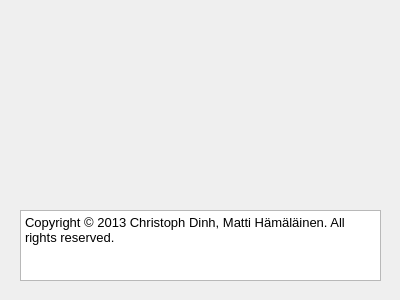
Qt form applications/mne_x/plugins/rtsss/FormFiles/rtsssabout.ui (mne-tools/mne-cpp) before a commit.
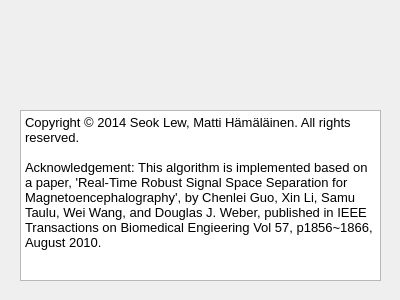
The same form after that commit.

What changed in the file:
```diff
--- a/applications/mne_x/plugins/rtsss/FormFiles/rtsssabout.ui
+++ b/applications/mne_x/plugins/rtsss/FormFiles/rtsssabout.ui
@@ -38,9 +38,9 @@
    <property name="geometry">
     <rect>
      <x>20</x>
-     <y>210</y>
+     <y>110</y>
      <width>361</width>
-     <height>71</height>
+     <height>171</height>
     </rect>
    </property>
    <property name="html">
@@ -51,7 +51,9 @@
 &lt;table border=&quot;0&quot; style=&quot;-qt-table-type: root; margin-top:4px; margin-bottom:4px; margin-left:4px; margin-right:4px;&quot;&gt;
 &lt;tr&gt;
 &lt;td style=&quot;border: none;&quot;&gt;
-&lt;p style=&quot; margin-top:0px; margin-bottom:0px; margin-left:0px; margin-right:0px; -qt-block-indent:0; text-indent:0px;&quot;&gt;Copyright © 2013 Christoph Dinh, Matti Hämäläinen. All rights reserved.&lt;/p&gt;&lt;/td&gt;&lt;/tr&gt;&lt;/table&gt;&lt;/body&gt;&lt;/html&gt;</string>
+&lt;p style=&quot; margin-top:0px; margin-bottom:0px; margin-left:0px; margin-right:0px; -qt-block-indent:0; text-indent:0px;&quot;&gt;Copyright © 2014 Seok Lew, Matti Hämäläinen. All rights reserved.&lt;/p&gt;
+&lt;p style=&quot;-qt-paragraph-type:empty; margin-top:0px; margin-bottom:0px; margin-left:0px; margin-right:0px; -qt-block-indent:0; text-indent:0px;&quot;&gt;&lt;br /&gt;&lt;/p&gt;
+&lt;p style=&quot; margin-top:0px; margin-bottom:0px; margin-left:0px; margin-right:0px; -qt-block-indent:0; text-indent:0px;&quot;&gt;Acknowledgement: This algorithm is implemented based on a paper, 'Real-Time Robust Signal Space Separation for Magnetoencephalography', by Chenlei Guo, Xin Li, Samu Taulu, Wei Wang, and Douglas J. Weber, published in IEEE Transactions on Biomedical Engieering Vol 57, p1856~1866, August 2010.&lt;/p&gt;&lt;/td&gt;&lt;/tr&gt;&lt;/table&gt;&lt;/body&gt;&lt;/html&gt;</string>
    </property>
   </widget>
  </widget>
```
